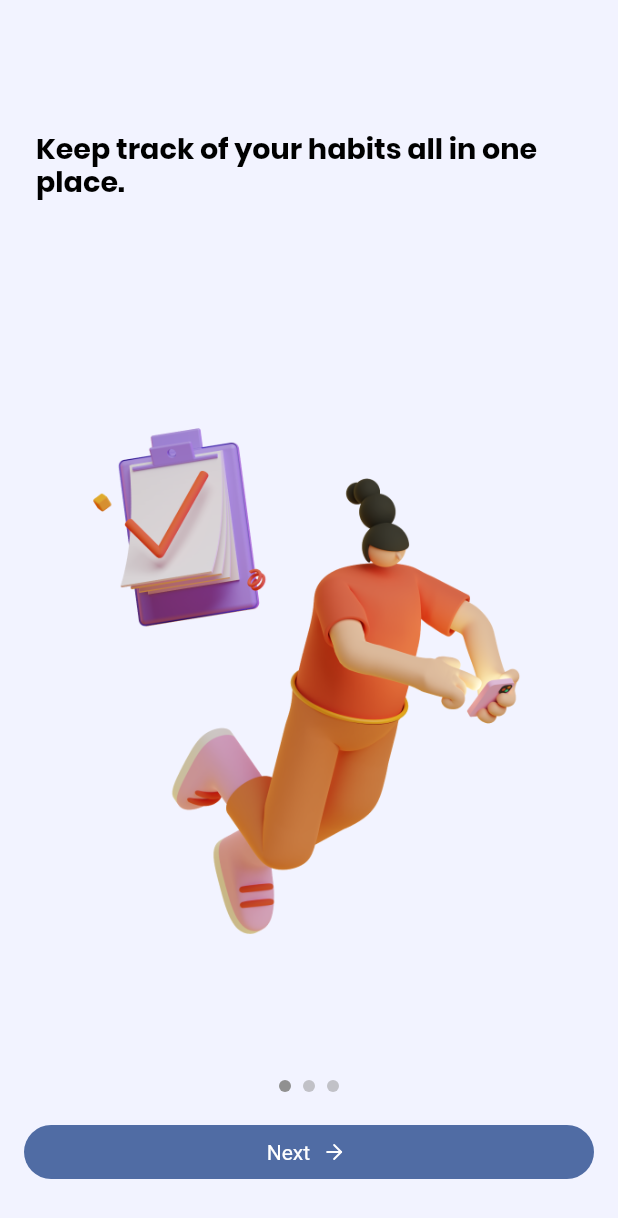
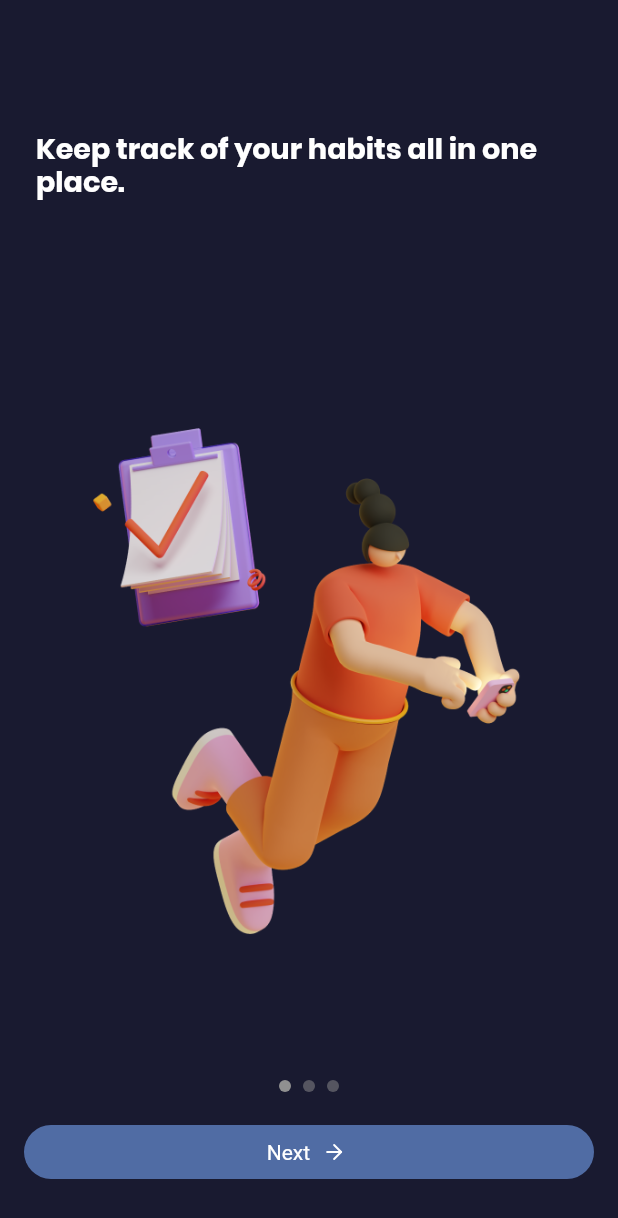
Before and after one commit to notAunty/habyte, a Flutter app: the screen it shows after launch, on a phone screen of 412 x 824 dp. Shown: the top 1218 px of the screen. Run offline on Flutter 3.47's test engine with Material 2 defaults, Android fonts, the phone set to English and light mode, and no system bars; drawn by our look-alikes of smooth_page_indicator; our stand-ins replace auto_size_text, flutter_feather_icons, flutter_local_notifications, google_nav_bar, hive, hive_flutter and 4 more; accounts and stored records are empty.

Commit message:
change color

```diff
--- a/lib/main.dart
+++ b/lib/main.dart
@@ -65,7 +65,7 @@ class MyApp extends StatelessWidget {
                       theme: lightTheme,
                       darkTheme: darkTheme,
                       // TODO: soh - undo following
-                      themeMode: ThemeMode.light,
+                      themeMode: ThemeMode.dark,
                       // themeMode: themeModeFromString(
                       //   context.read<Box>().get(BOX_SETTINGS_THEME, defaultValue: ""),
                       // ),
--- a/lib/views/constant/themes.dart
+++ b/lib/views/constant/themes.dart
@@ -161,11 +161,13 @@ final darkTheme = ThemeData(
   cardColor: BLACK_03,
   canvasColor: BLACK_03,
   disabledColor: GREY_02,
+  dialogBackgroundColor: BLACK_02,
   cardTheme: const CardTheme(elevation: 8),
   iconTheme: const IconThemeData(color: WHITE_02),
   buttonTheme: const ButtonThemeData(
     buttonColor: BLUE_02,
   ),
+  primaryIconTheme: const IconThemeData(color: WHITE_02),
   elevatedButtonTheme: ElevatedButtonThemeData(
     style: ElevatedButton.styleFrom(
       elevation: 0,
--- a/lib/views/pages/rewards/reward_item.dart
+++ b/lib/views/pages/rewards/reward_item.dart
@@ -61,6 +61,7 @@ class RewardItem extends StatelessWidget {
         trailing: IconButton(
           iconSize: 16,
           icon: const Icon(FeatherIcons.edit2),
+          color: Theme.of(context).colorScheme.onPrimary,
           onPressed: () => onEdit(),
         ),
       ),
```
